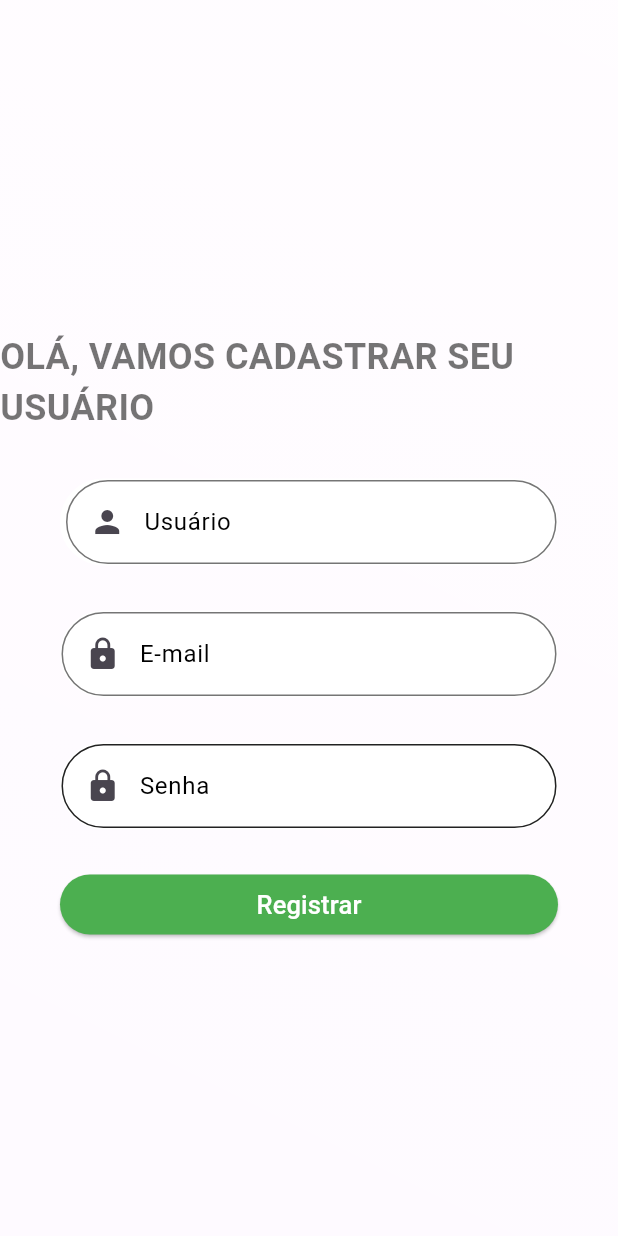
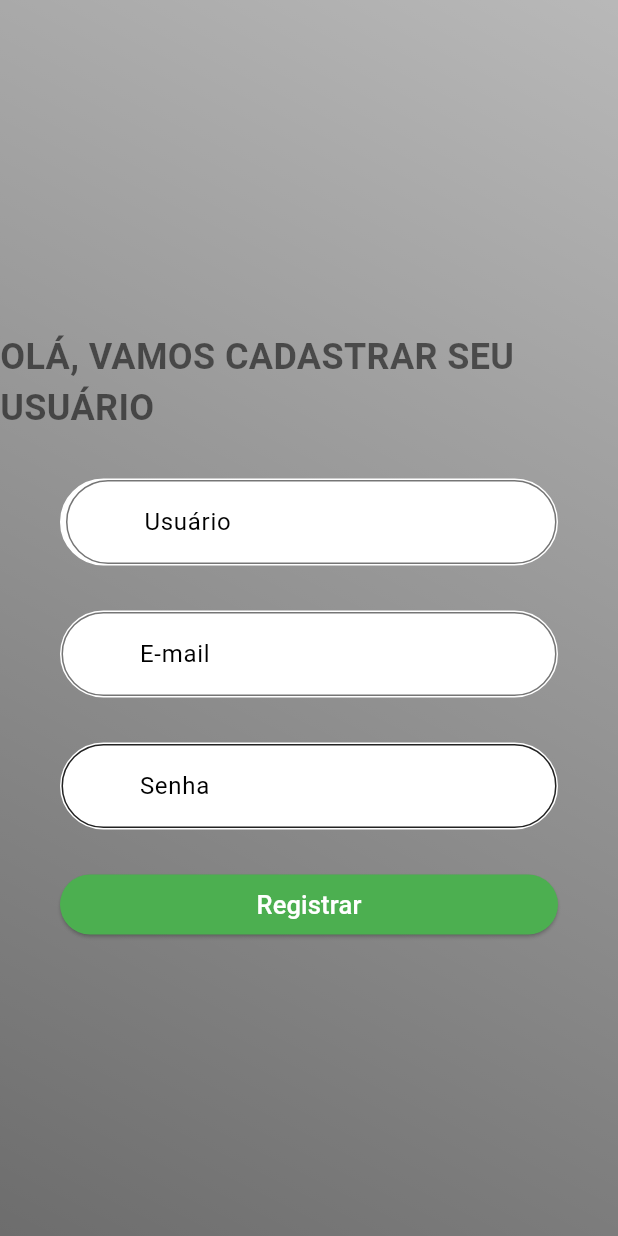
Before and after one commit to mayhmemo/Task-Dropper, a Flutter app: the screen it shows after launch, on a phone screen of 412 x 824 dp. Run offline on Flutter 3.47's test engine with Material 3 defaults, Android fonts, the light colour scheme and no system bars; our stand-ins replace shared_preferences, sqflite, sqflite_common_ffi_web; missing offline and left inert: bcrypt; accounts and stored records are empty.

Commit message:
refactor: adicionado material3

```diff
--- a/lib/main.dart
+++ b/lib/main.dart
@@ -23,7 +23,13 @@
       debugShowCheckedModeBanner: false,
       title: 'Flutter Login Demo',
       theme: ThemeData(
-        primarySwatch: Colors.blue,
+        useMaterial3: true,
+        colorScheme: ColorScheme.dark(),
+        elevatedButtonTheme: ElevatedButtonThemeData(
+          style: ButtonStyle(
+            backgroundColor: MaterialStateProperty.all<Color>(Colors.green), // Set your default button color here
+          ),
+        ),
       ),
       home: SplashScreenPage(),
     );
```
